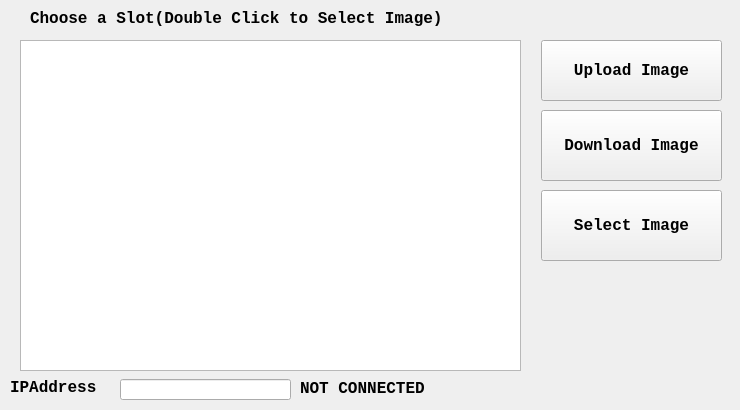
Qt form cpp-qt/Librarian/dialog.ui (aja-video/colorbox-demos) before a commit.
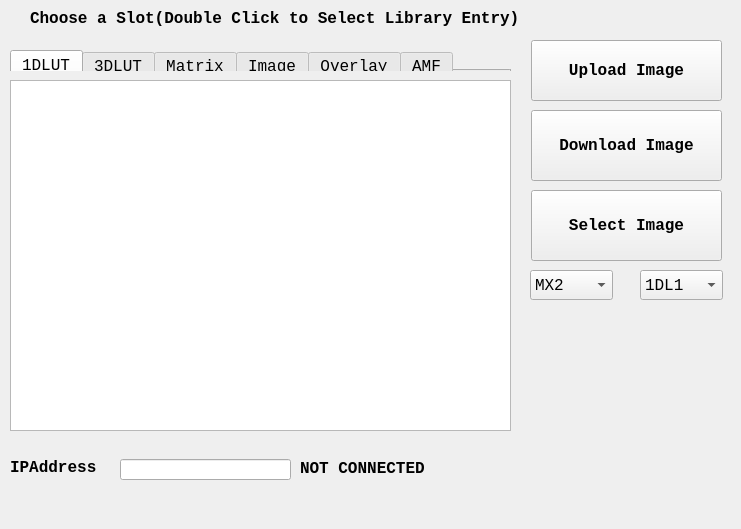
The same form after that commit.

Commit message: add control for all libraries...used to be just image library. 1st round working..... still need to add amf multifile support and more comments and document it.

Patch:
```diff
--- a/cpp-qt/Librarian/dialog.ui
+++ b/cpp-qt/Librarian/dialog.ui
@@ -6,8 +6,8 @@
    <rect>
     <x>0</x>
     <y>0</y>
-    <width>740</width>
-    <height>410</height>
+    <width>741</width>
+    <height>529</height>
    </rect>
   </property>
   <property name="minimumSize">
@@ -18,19 +18,25 @@
   </property>
   <property name="maximumSize">
    <size>
-    <width>740</width>
-    <height>410</height>
+    <width>1000</width>
+    <height>1000</height>
    </size>
   </property>
+  <property name="font">
+   <font>
+    <family>Lucida Console</family>
+    <pointsize>10</pointsize>
+   </font>
+  </property>
   <property name="windowTitle">
    <string>ColorBox Librarian</string>
   </property>
   <widget class="QPushButton" name="uploadImageButton">
    <property name="geometry">
     <rect>
-     <x>541</x>
+     <x>531</x>
      <y>40</y>
-     <width>181</width>
+     <width>191</width>
      <height>61</height>
     </rect>
    </property>
@@ -54,9 +60,9 @@
   <widget class="QPushButton" name="downloadImageButton">
    <property name="geometry">
     <rect>
-     <x>541</x>
+     <x>531</x>
      <y>110</y>
-     <width>181</width>
+     <width>191</width>
      <height>71</height>
     </rect>
    </property>
@@ -98,7 +104,7 @@
    <property name="geometry">
     <rect>
      <x>10</x>
-     <y>379</y>
+     <y>459</y>
      <width>111</width>
      <height>16</height>
     </rect>
@@ -118,7 +124,7 @@
    <property name="geometry">
     <rect>
      <x>120</x>
-     <y>379</y>
+     <y>459</y>
      <width>171</width>
      <height>21</height>
     </rect>
@@ -138,7 +144,7 @@
    <property name="geometry">
     <rect>
      <x>300</x>
-     <y>380</y>
+     <y>460</y>
      <width>181</width>
      <height>16</height>
     </rect>
@@ -157,19 +163,19 @@
   <widget class="QListWidget" name="libraryList">
    <property name="geometry">
     <rect>
-     <x>20</x>
-     <y>40</y>
+     <x>10</x>
+     <y>80</y>
      <width>501</width>
-     <height>331</height>
+     <height>351</height>
     </rect>
    </property>
   </widget>
   <widget class="QPushButton" name="selectImageButton">
    <property name="geometry">
     <rect>
-     <x>541</x>
+     <x>531</x>
      <y>190</y>
-     <width>181</width>
+     <width>191</width>
      <height>71</height>
     </rect>
    </property>
@@ -192,7 +198,7 @@
     <rect>
      <x>30</x>
      <y>10</y>
-     <width>451</width>
+     <width>641</width>
      <height>16</height>
     </rect>
    </property>
@@ -204,9 +210,120 @@
     </font>
    </property>
    <property name="text">
-    <string>Choose a Slot(Double Click to Select Image)</string>
+    <string>Choose a Slot(Double Click to Select Library Entry)</string>
    </property>
   </widget>
+  <widget class="QTabWidget" name="libraryTabWidget">
+   <property name="geometry">
+    <rect>
+     <x>10</x>
+     <y>50</y>
+     <width>501</width>
+     <height>21</height>
+    </rect>
+   </property>
+   <property name="font">
+    <font>
+     <family>Lucida Console</family>
+     <pointsize>12</pointsize>
+    </font>
+   </property>
+   <property name="currentIndex">
+    <number>0</number>
+   </property>
+   <widget class="QWidget" name="onedlut">
+    <attribute name="title">
+     <string>1DLUT</string>
+    </attribute>
+   </widget>
+   <widget class="QWidget" name="threedlut">
+    <attribute name="title">
+     <string>3DLUT</string>
+    </attribute>
+   </widget>
+   <widget class="QWidget" name="matrix">
+    <attribute name="title">
+     <string>Matrix</string>
+    </attribute>
+   </widget>
+   <widget class="QWidget" name="image">
+    <attribute name="title">
+     <string>Image</string>
+    </attribute>
+   </widget>
+   <widget class="QWidget" name="overlay">
+    <attribute name="title">
+     <string>Overlay</string>
+    </attribute>
+   </widget>
+   <widget class="QWidget" name="amf">
+    <attribute name="title">
+     <string>AMF</string>
+    </attribute>
+   </widget>
+  </widget>
+  <widget class="QComboBox" name="matrixChoiceComboBox">
+   <property name="geometry">
+    <rect>
+     <x>530</x>
+     <y>270</y>
+     <width>83</width>
+     <height>30</height>
+    </rect>
+   </property>
+   <property name="font">
+    <font>
+     <family>Lucida Console</family>
+     <pointsize>12</pointsize>
+    </font>
+   </property>
+   <item>
+    <property name="text">
+     <string>MX2</string>
+    </property>
+   </item>
+   <item>
+    <property name="text">
+     <string>MX3</string>
+    </property>
+   </item>
+  </widget>
+  <widget class="QComboBox" name="lut1dChoiceComboBox">
+   <property name="geometry">
+    <rect>
+     <x>640</x>
+     <y>270</y>
+     <width>83</width>
+     <height>30</height>
+    </rect>
+   </property>
+   <property name="font">
+    <font>
+     <family>Lucida Console</family>
+     <pointsize>12</pointsize>
+    </font>
+   </property>
+   <item>
+    <property name="text">
+     <string>1DL1</string>
+    </property>
+   </item>
+   <item>
+    <property name="text">
+     <string>1DL2</string>
+    </property>
+   </item>
+   <item>
+    <property name="text">
+     <string>1DL3</string>
+    </property>
+   </item>
+   <item>
+    <property name="text">
+     <string>1DL4</string>
+    </property>
+   </item>
+  </widget>
  </widget>
  <resources/>
  <connections/>
```
Left out of the diff: 6 changed lines with no effect on the pictures. The commit also changes 2 other files.
